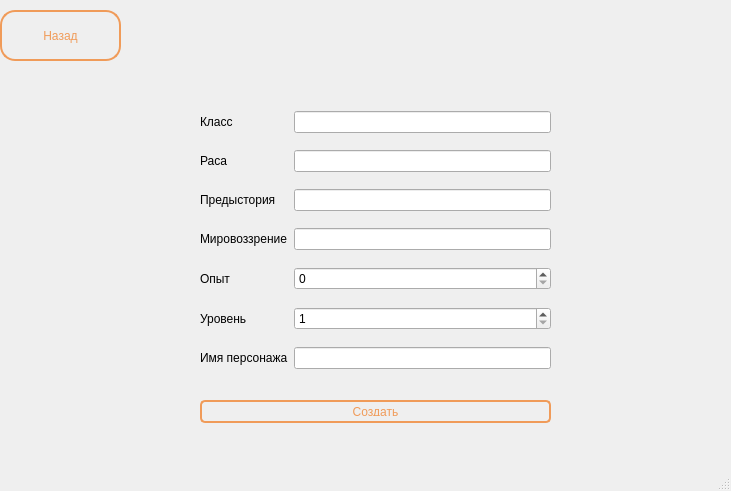
Before: the Qt Designer form data/ui_files/create_questionnaire_screen.ui in Gelzy788/DnD-Helper, drawn with Qt 5.
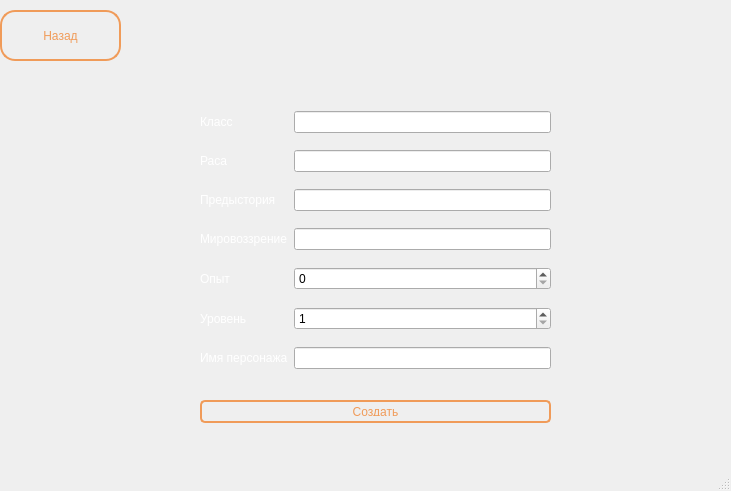
After: the same form once the commit is applied. Icons and pictures are not drawn.

Commit message: Interface has been edited

The edit to the form file:
```diff
--- a/data/ui_files/create_questionnaire_screen.ui
+++ b/data/ui_files/create_questionnaire_screen.ui
@@ -58,6 +58,11 @@
     <layout class="QGridLayout" name="gridLayout">
      <item row="1" column="0">
       <widget class="QLabel" name="label">
+       <property name="styleSheet">
+        <string notr="true">QLabel{
+	color: white;
+}</string>
+       </property>
        <property name="text">
         <string>Класс</string>
        </property>
@@ -71,6 +76,11 @@
      </item>
      <item row="5" column="0">
       <widget class="QLabel" name="label_5">
+       <property name="styleSheet">
+        <string notr="true">QLabel{
+	color: white;
+}</string>
+       </property>
        <property name="text">
         <string>Опыт</string>
        </property>
@@ -78,6 +88,11 @@
      </item>
      <item row="3" column="0">
       <widget class="QLabel" name="label_3">
+       <property name="styleSheet">
+        <string notr="true">QLabel{
+	color: white;
+}</string>
+       </property>
        <property name="text">
         <string>Предыстория</string>
        </property>
@@ -88,6 +103,11 @@
      </item>
      <item row="6" column="0">
       <widget class="QLabel" name="label_6">
+       <property name="styleSheet">
+        <string notr="true">QLabel{
+	color: white;
+}</string>
+       </property>
        <property name="text">
         <string>Уровень</string>
        </property>
@@ -95,6 +115,11 @@
      </item>
      <item row="4" column="0">
       <widget class="QLabel" name="label_4">
+       <property name="styleSheet">
+        <string notr="true">QLabel{
+	color: white;
+}</string>
+       </property>
        <property name="text">
         <string>Мировоззрение</string>
        </property>
@@ -102,6 +127,11 @@
      </item>
      <item row="7" column="0">
       <widget class="QLabel" name="label_7">
+       <property name="styleSheet">
+        <string notr="true">QLabel{
+	color: white;
+}</string>
+       </property>
        <property name="text">
         <string>Имя персонажа</string>
        </property>
@@ -129,6 +159,11 @@
      </item>
      <item row="2" column="0">
       <widget class="QLabel" name="label_2">
+       <property name="styleSheet">
+        <string notr="true">QLabel{
+	color: white;
+}</string>
+       </property>
        <property name="text">
         <string>Раса</string>
        </property>
```
The commit also changes 6 other files.
